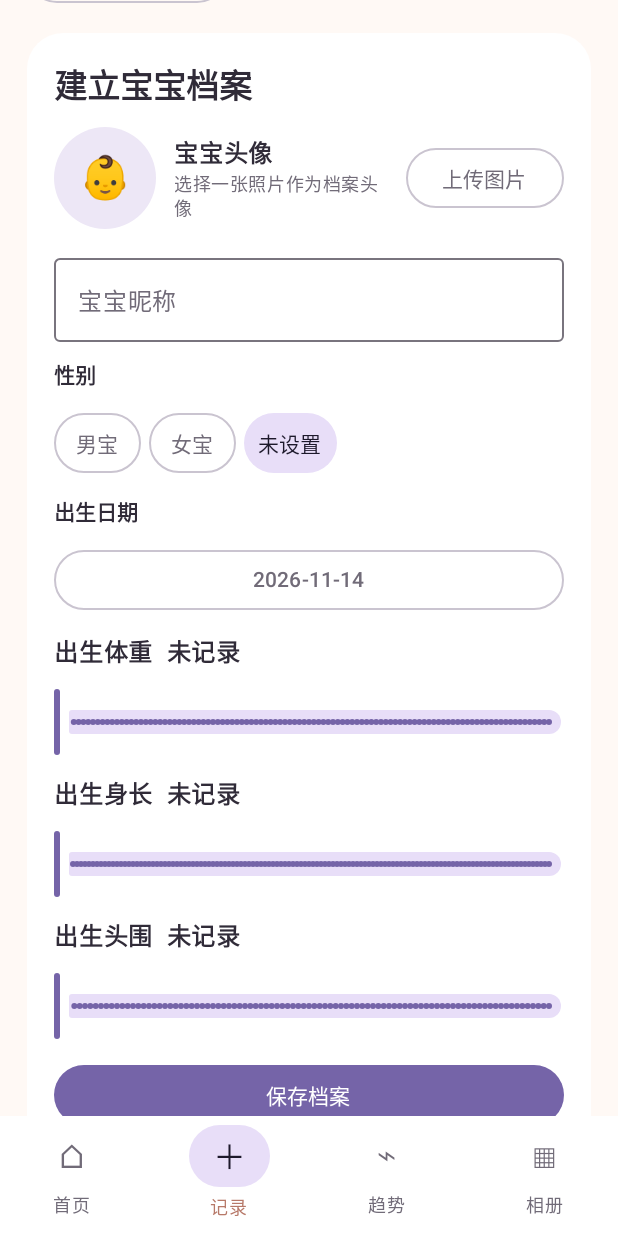
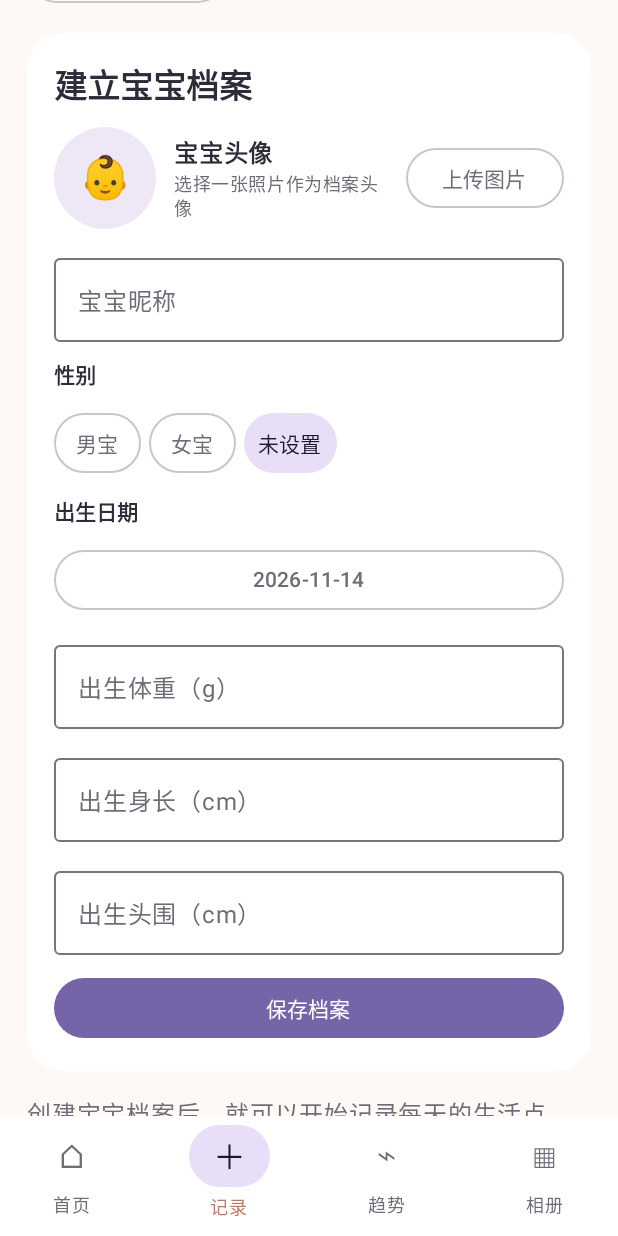
Before and after one commit to rinzaki007/BabyLog, an Android app built with Jetpack Compose: the screen it shows after launch (MainActivity), item 2 of the bottom bar chosen, on a phone screen of 412 x 824 dp. Run offline under Robolectric (Android 15) with nearby library versions, the phone set to English and light mode, and no system bars; our stand-ins replace Room's generated code.

Commit message:
style(android): polish baby profile card and use precise birth measurements

```diff
--- a/app/src/main/java/com/rinzaki/babylog/MainActivity.kt
+++ b/app/src/main/java/com/rinzaki/babylog/MainActivity.kt
@@ -568,12 +568,21 @@ private fun BabyProfileEditor(
                 DatePickerDialog(context, { _, y, m, d -> birthDate = LocalDate.of(y, m + 1, d) },
                     birthDate.year, birthDate.monthValue - 1, birthDate.dayOfMonth).show()
             }, modifier = Modifier.fillMaxWidth()) { Text(birthDate.toString()) }
-            Text("出生体重  ${if (birthWeight <= 0f) "未记录" else "${birthWeight.toInt()} g"}", fontWeight = FontWeight.SemiBold)
-            Slider(birthWeight, { birthWeight = it }, valueRange = 0f..5000f, steps = 99)
-            Text("出生身长  ${if (birthLength <= 0f) "未记录" else "${"%.1f".format(Locale.getDefault(), birthLength)} cm"}", fontWeight = FontWeight.SemiBold)
-            Slider(birthLength, { birthLength = it }, valueRange = 0f..60f, steps = 119)
-            Text("出生头围  ${if (birthHead <= 0f) "未记录" else "${"%.1f".format(Locale.getDefault(), birthHead)} cm"}", fontWeight = FontWeight.SemiBold)
-            Slider(birthHead, { birthHead = it }, valueRange = 0f..45f, steps = 89)
+            OutlinedTextField(
+                value = if (birthWeight <= 0f) "" else birthWeight.toInt().toString(),
+                onValueChange = { birthWeight = it.filter(Char::isDigit).toFloatOrNull()?.coerceIn(0f, 8000f) ?: 0f },
+                modifier = Modifier.fillMaxWidth(), label = { Text("出生体重（g）") }, singleLine = true
+            )
+            OutlinedTextField(
+                value = if (birthLength <= 0f) "" else "%.1f".format(Locale.getDefault(), birthLength),
+                onValueChange = { birthLength = it.replace(',', '.').toFloatOrNull()?.coerceIn(0f, 80f) ?: 0f },
+                modifier = Modifier.fillMaxWidth(), label = { Text("出生身长（cm）") }, singleLine = true
+            )
+            OutlinedTextField(
+                value = if (birthHead <= 0f) "" else "%.1f".format(Locale.getDefault(), birthHead),
+                onValueChange = { birthHead = it.replace(',', '.').toFloatOrNull()?.coerceIn(0f, 60f) ?: 0f },
+                modifier = Modifier.fillMaxWidth(), label = { Text("出生头围（cm）") }, singleLine = true
+            )
             error?.let { Text(it, color = MaterialTheme.colorScheme.error) }
             Button(onClick = {
                 when {
@@ -609,18 +618,35 @@ private fun Avatar(uri: String?, size: Int) {
 @Composable
 private fun BabyProfileCard(baby: BabyEntity, onEdit: () -> Unit) {
     val birthDate = java.time.Instant.ofEpochMilli(baby.birthTime).atZone(ZoneId.systemDefault()).toLocalDate()
-    val days = java.time.temporal.ChronoUnit.DAYS.between(birthDate, LocalDate.now()).coerceAtLeast(0) + 1
-    Card(shape = RoundedCornerShape(24.dp), colors = CardDefaults.cardColors(containerColor = Color(0xFFEDE7F6))) {
-        Row(Modifier.fillMaxWidth().padding(16.dp), verticalAlignment = Alignment.CenterVertically) {
-            Avatar(baby.avatarUri, 62)
-            Column(Modifier.weight(1f).padding(start = 12.dp), verticalArrangement = Arrangement.spacedBy(3.dp)) {
-                Text(baby.displayName, style = MaterialTheme.typography.titleLarge, fontWeight = FontWeight.Bold)
-                Text("${baby.sex ?: "宝宝"} · 第 $days 天", style = MaterialTheme.typography.bodySmall)
-                Text("出生体重 ${baby.birthWeightGrams?.let { "$it g" } ?: "未记录"} · $birthDate", style = MaterialTheme.typography.labelSmall, color = MaterialTheme.colorScheme.onSurfaceVariant)
-                Text(listOfNotNull(baby.birthLengthCm?.let { "身长 ${"%.1f".format(Locale.getDefault(), it)} cm" }, baby.birthHeadCircumferenceCm?.let { "头围 ${"%.1f".format(Locale.getDefault(), it)} cm" }).joinToString(" · "), style = MaterialTheme.typography.labelSmall, color = MaterialTheme.colorScheme.onSurfaceVariant)
+    val today = LocalDate.now()
+    val days = java.time.temporal.ChronoUnit.DAYS.between(birthDate, today).coerceAtLeast(0) + 1
+    val months = java.time.temporal.ChronoUnit.MONTHS.between(birthDate, today).coerceAtLeast(0)
+    val ageText = if (months < 1) "第 $days 天" else "$months 个月"
+    Card(shape = RoundedCornerShape(26.dp), colors = CardDefaults.cardColors(containerColor = Color(0xFFEDE7F6))) {
+        Column(Modifier.fillMaxWidth().padding(18.dp), verticalArrangement = Arrangement.spacedBy(14.dp)) {
+            Row(verticalAlignment = Alignment.CenterVertically) {
+                Avatar(baby.avatarUri, 76)
+                Column(Modifier.weight(1f).padding(start = 14.dp), verticalArrangement = Arrangement.spacedBy(4.dp)) {
+                    Text(baby.displayName, style = MaterialTheme.typography.headlineSmall, fontWeight = FontWeight.Bold)
+                    Text("${baby.sex ?: "宝宝"} · $ageText", color = MaterialTheme.colorScheme.onSurfaceVariant)
+                    Text("出生于 $birthDate", style = MaterialTheme.typography.labelSmall, color = MaterialTheme.colorScheme.onSurfaceVariant)
+                }
+                TextButton(onClick = onEdit) { Text("编辑资料") }
             }
-            TextButton(onClick = onEdit) { Text("编辑") }
+            Row(horizontalArrangement = Arrangement.spacedBy(8.dp)) {
+                ProfileMetric("出生体重", baby.birthWeightGrams?.let { "$it g" } ?: "未记录", Modifier.weight(1f))
+                ProfileMetric("出生身长", baby.birthLengthCm?.let { "${"%.1f".format(Locale.getDefault(), it)} cm" } ?: "未记录", Modifier.weight(1f))
+                ProfileMetric("出生头围", baby.birthHeadCircumferenceCm?.let { "${"%.1f".format(Locale.getDefault(), it)} cm" } ?: "未记录", Modifier.weight(1f))
+            }
         }
+    }
+}
+
+@Composable
+private fun ProfileMetric(label: String, value: String, modifier: Modifier = Modifier) {
+    Column(modifier.background(Color.White.copy(alpha = 0.72f), RoundedCornerShape(15.dp)).padding(vertical = 10.dp, horizontal = 6.dp), horizontalAlignment = Alignment.CenterHorizontally) {
+        Text(value, style = MaterialTheme.typography.titleSmall, fontWeight = FontWeight.Bold, color = MaterialTheme.colorScheme.primary)
+        Text(label, style = MaterialTheme.typography.labelSmall, color = MaterialTheme.colorScheme.onSurfaceVariant)
     }
 }
 
```
